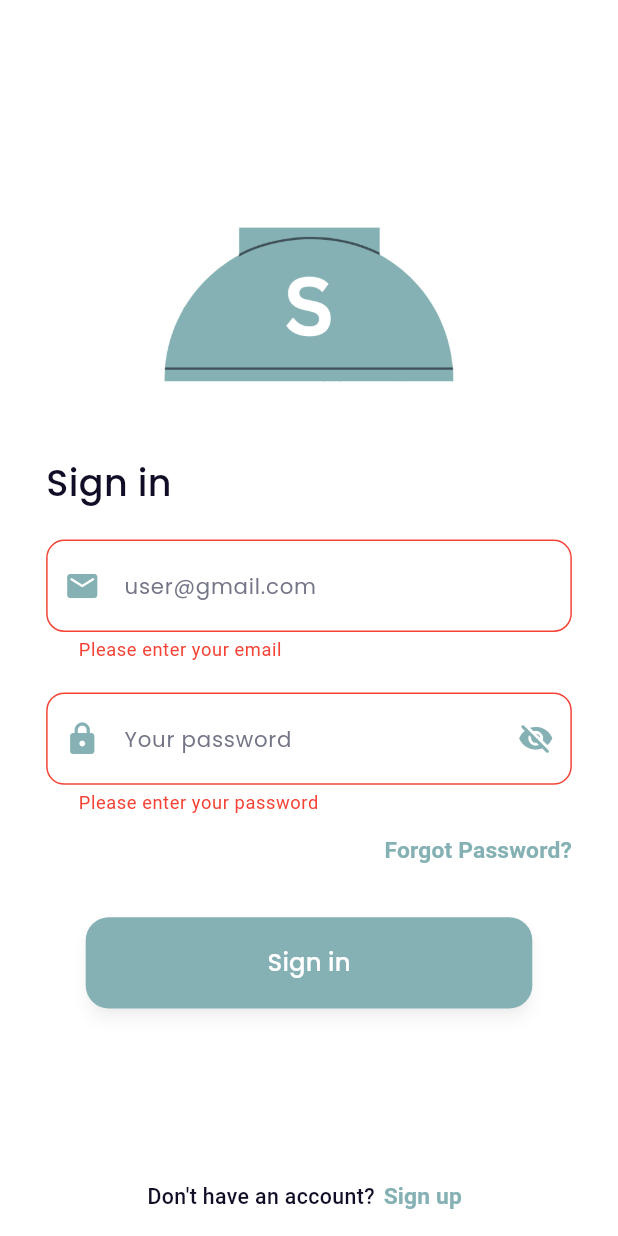
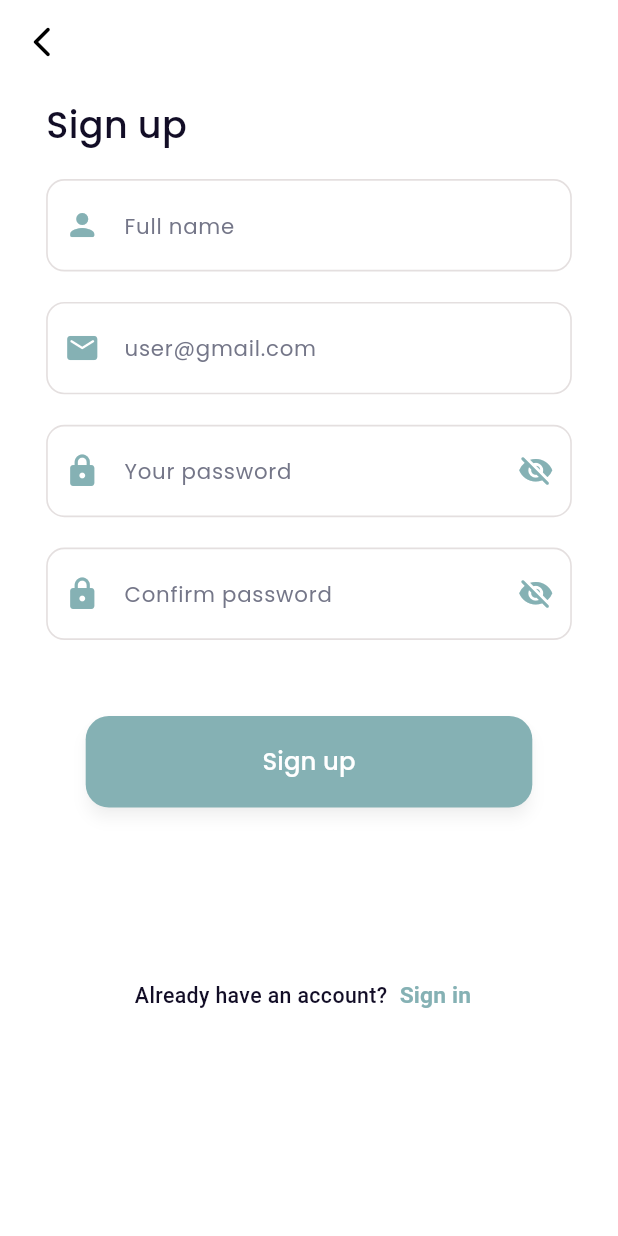
Before and after one commit to favjiw/seacatering, a Flutter app: the screen it shows after launch, after a tap on "Sign in", after a tap on "Sign up", on a phone screen of 412 x 824 dp. Run offline on Flutter 3.47's test engine with Material 3 defaults, Android fonts, the phone set to English and light mode, and no system bars; our stand-ins replace email_validator, flutter_screenutil, get, google_fonts, hexcolor.

Commit message:
slice sign up

```diff
--- a/lib/app/modules/login/views/login_view.dart
+++ b/lib/app/modules/login/views/login_view.dart
@@ -113,7 +113,9 @@ class LoginView extends GetView<LoginController> {
                     Text('Don\'t have an account?', style: AppTextStyle.body),
                     TextButton(
                       style: TextButton.styleFrom(padding: EdgeInsets.zero),
-                      onPressed: () {},
+                      onPressed: () {
+                        Get.toNamed('/signup');
+                      },
                       child: Text('Sign up', style: AppTextStyle.textBtn),
                     ),
           ]),
--- /dev/null
+++ b/lib/app/modules/signup/bindings/signup_binding.dart
@@ -0,0 +1,12 @@
+import 'package:get/get.dart';
+
+import '../controllers/signup_controller.dart';
+
+class SignupBinding extends Bindings {
+  @override
+  void dependencies() {
+    Get.lazyPut<SignupController>(
+      () => SignupController(),
+    );
+  }
+}
--- /dev/null
+++ b/lib/app/modules/signup/controllers/signup_controller.dart
@@ -0,0 +1,41 @@
+import 'package:flutter/material.dart';
+import 'package:get/get.dart';
+
+class SignupController extends GetxController {
+  final formKey = GlobalKey<FormState>();
+
+  final usernameController = TextEditingController();
+  final emailController = TextEditingController();
+  final passwordController = TextEditingController();
+  final confirmPasswordController = TextEditingController();
+
+  var isObscure = true.obs;
+  var isConfirmObscure = true.obs;
+
+  void toggle() {
+    isObscure.value = !isObscure.value;
+  }
+  void toggleConfirm() {
+    isConfirmObscure.value = !isConfirmObscure.value;
+  }
+
+  //TODO: Implement SignupController
+  final count = 0.obs;
+
+  @override
+  void onInit() {
+    super.onInit();
+  }
+
+  @override
+  void onReady() {
+    super.onReady();
+  }
+
+  @override
+  void onClose() {
+    super.onClose();
+  }
+
+  void increment() => count.value++;
+}
--- /dev/null
+++ b/lib/app/modules/signup/views/signup_view.dart
@@ -0,0 +1,174 @@
+import 'package:email_validator/email_validator.dart';
+import 'package:flutter/material.dart';
+import 'package:flutter_screenutil/flutter_screenutil.dart';
+
+import 'package:get/get.dart';
+import 'package:seacatering/app/shared/constants/colors.dart';
+import 'package:seacatering/app/shared/constants/text_style.dart';
+import 'package:seacatering/app/shared/widgets/custom_button.dart';
+
+import '../../../shared/widgets/custom_text_field.dart';
+import '../controllers/signup_controller.dart';
+
+class SignupView extends GetView<SignupController> {
+  const SignupView({super.key});
+  @override
+  Widget build(BuildContext context) {
+    return GestureDetector(
+      onTap: () {
+        FocusScope.of(context).unfocus();
+      },
+      child: Scaffold(
+        backgroundColor: AppColors.white,
+        //appnar with back button
+        appBar: AppBar(
+          backgroundColor: AppColors.white,
+          elevation: 0,
+          leading: IconButton(
+            onPressed: () {
+              Get.back();
+            },
+            icon: Icon(
+              Icons.arrow_back_ios_new_rounded,
+              color: AppColors.black,
+            ),
+          ),
+        ),
+        body: SingleChildScrollView(
+          child: Padding(
+            padding: EdgeInsets.symmetric(horizontal: 28.w),
+            child: Column(
+              crossAxisAlignment: CrossAxisAlignment.start,
+              children: [
+                SizedBox(height: 10.h),
+                Text('Sign up', style: AppTextStyle.signTitle),
+                SizedBox(height: 18.h),
+                Form(
+                  key: controller.formKey,
+                  child: Column(
+                    crossAxisAlignment: CrossAxisAlignment.start,
+                    children: [
+                      CustomTextField(
+                        hintText: 'Full name',
+                        controller: controller.usernameController,
+                        inputStyle: AppTextStyle.inputStyle,
+                        hintStyle: AppTextStyle.hintStyle,
+                        prefixIcon: Icon(
+                          Icons.person_rounded,
+                          color: AppColors.primary,
+                        ),
+                        validator: (value) {
+                          if (value == null || value.isEmpty) {
+                            return 'Please enter your username';
+                          }
+                          return null;
+                        },
+                      ),
+                      SizedBox(height: 20.h,),
+                      CustomTextField(
+                        hintText: 'user@gmail.com',
+                        controller: controller.emailController,
+                        inputStyle: AppTextStyle.inputStyle,
+                        hintStyle: AppTextStyle.hintStyle,
+                        prefixIcon: Icon(Icons.email_rounded, color: AppColors.primary,),
+                        //validate using emailvalidator
+                        validator: (value) {
+                          if (value == null || value.isEmpty) {
+                            return 'Please enter your email';
+                          } else if (!EmailValidator.validate(value)) {
+                            return 'Please enter a valid email';
+                          }
+                          return null;
+                        },
+                      ),
+                      SizedBox(height: 20.h,),
+                      Obx(() => CustomTextField(
+                        hintText: 'Your password',
+                        controller: controller.passwordController,
+                        obscureText: controller.isObscure.value,
+                        inputStyle: AppTextStyle.inputStyle,
+                        hintStyle: AppTextStyle.hintStyle,
+                        prefixIcon: Icon(Icons.lock_rounded, color: AppColors.primary),
+                        suffixIcon: IconButton(
+                          icon: Icon(
+                            controller.isObscure.value
+                                ? Icons.visibility_off_rounded
+                                : Icons.visibility_rounded,
+                                color: AppColors.primary,
+                          ),
+                          onPressed: controller.toggle,
+                        ),
+                        validator: (value) {
+                          if (value == null || value.isEmpty) {
+                            return 'Please enter your password';
+                          }
+                          return null;
+                        },
+                      ),),
+                      SizedBox(height: 20.h,),
+                      Obx(() => CustomTextField(
+                        hintText: 'Confirm password',
+                        controller: controller.confirmPasswordController,
+                        obscureText: controller.isConfirmObscure.value,
+                        inputStyle: AppTextStyle.inputStyle,
+                        hintStyle: AppTextStyle.hintStyle,
+                        prefixIcon: Icon(Icons.lock_rounded, color: AppColors.primary),
+                        suffixIcon: IconButton(
+                          icon: Icon(
+                            controller.isConfirmObscure.value
+                                ? Icons.visibility_off_rounded
+                                : Icons.visibility_rounded,
+                            color: AppColors.primary,
+                          ),
+                          onPressed: controller.toggleConfirm,
+                        ),
+                        validator: (value) {
+                          if (value == null || value.isEmpty) {
+                            return 'Please enter your password';
+                          } else if (value != controller.passwordController.text) {
+                            return 'Passwords do not match';
+                          }
+                          return null;
+                        },
+                      ),),
+                      SizedBox(height: 50.h,),
+                      Center(
+                        child: CustomButton(
+                          width: 271.w,
+                          height: 60.h,
+                          text: 'Sign up',
+                          textStyle: AppTextStyle.whiteOnBtn,
+                          backgroundColor: AppColors.primary,
+                          borderRadius: 15.r,
+                          onPressed: () {
+                            if (controller.formKey.currentState!.validate()) {
+                              // controller.signUp();
+                            }
+                          },
+                        ),
+                        ),
+                    ],
+                  ),
+                ),
+                SizedBox(height: 100.h,),
+                Row(
+                  mainAxisAlignment: MainAxisAlignment.center,
+                  children: [
+                    Text('Already have an account?', style: AppTextStyle.body),
+                    TextButton(
+                      style: TextButton.styleFrom(padding: EdgeInsets.zero),
+                      onPressed: () {
+                        Get.back();
+                      },
+                      child: Text('Sign in', style: AppTextStyle.textBtn),
+                    ),
+                  ],
+                ),
+              ],
+            ),
+          ),
+        ),
+      ),
+    );
+  }
+}
--- a/lib/app/routes/app_pages.dart
+++ b/lib/app/routes/app_pages.dart
@@ -4,6 +4,8 @@ import '../modules/home/bindings/home_binding.dart';
 import '../modules/home/views/home_view.dart';
 import '../modules/login/bindings/login_binding.dart';
 import '../modules/login/views/login_view.dart';
+import '../modules/signup/bindings/signup_binding.dart';
+import '../modules/signup/views/signup_view.dart';
 import '../modules/splash/bindings/splash_binding.dart';
 import '../modules/splash/views/splash_view.dart';
 
@@ -30,5 +32,10 @@ class AppPages {
       page: () => const LoginView(),
       binding: LoginBinding(),
     ),
+    GetPage(
+      name: _Paths.SIGNUP,
+      page: () => const SignupView(),
+      binding: SignupBinding(),
+    ),
   ];
 }
--- a/lib/app/routes/app_routes.dart
+++ b/lib/app/routes/app_routes.dart
@@ -6,6 +6,7 @@ abstract class Routes {
   static const HOME = _Paths.HOME;
   static const SPLASH = _Paths.SPLASH;
   static const LOGIN = _Paths.LOGIN;
+  static const SIGNUP = _Paths.SIGNUP;
 }
 
 abstract class _Paths {
@@ -13,4 +14,5 @@ abstract class _Paths {
   static const HOME = '/home';
   static const SPLASH = '/splash';
   static const LOGIN = '/login';
+  static const SIGNUP = '/signup';
 }
```
